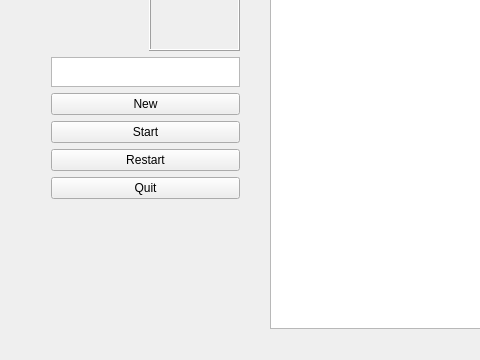
This is mainwindow.ui in kiastu/PvZombies-Clone as Qt 5 draws it before an edit; both pictures show x 0 to 480 and y 477 to 837 of the 1084 by 837 pixel window. The edited form follows.
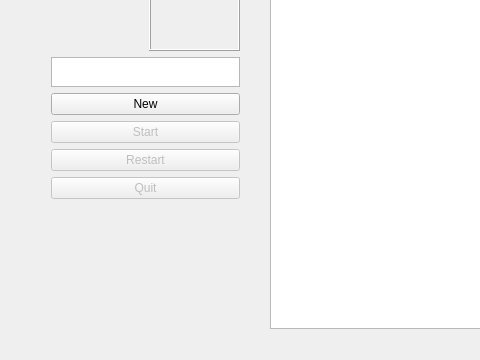
This is the edited form.

Diff of the .ui file:
```diff
--- a/mainwindow.ui
+++ b/mainwindow.ui
@@ -311,21 +311,30 @@
       </widget>
      </item>
      <item>
-      <widget class="QPushButton" name="pushButton_2">
+      <widget class="QPushButton" name="start_button">
+       <property name="enabled">
+        <bool>false</bool>
+       </property>
        <property name="text">
         <string>Start</string>
        </property>
       </widget>
      </item>
      <item>
-      <widget class="QPushButton" name="pushButton_3">
+      <widget class="QPushButton" name="restart_button">
+       <property name="enabled">
+        <bool>false</bool>
+       </property>
        <property name="text">
         <string>Restart</string>
        </property>
       </widget>
      </item>
      <item>
-      <widget class="QPushButton" name="pushButton_4">
+      <widget class="QPushButton" name="quit_button">
+       <property name="enabled">
+        <bool>false</bool>
+       </property>
        <property name="text">
         <string>Quit</string>
        </property>
```
Left out of the diff: 6 changed lines with no effect on the pictures.
